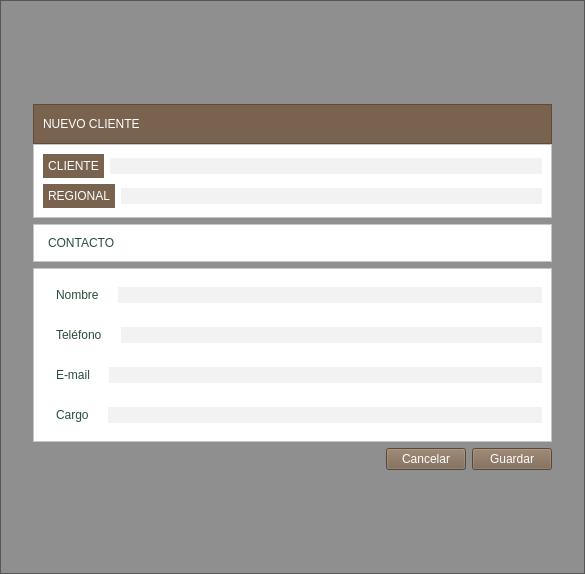
This is new.ui in altitude-solutions/Camino_Real_Desktop as Qt 5 draws it before an edit. The edited form follows.
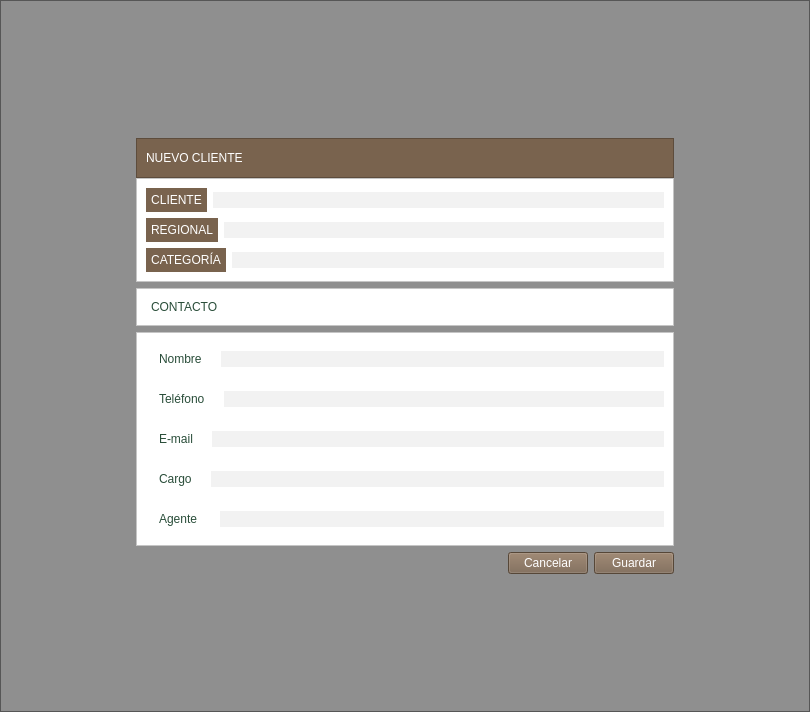
This is the edited form.

Diff of the .ui file:
```diff
--- a/new.ui
+++ b/new.ui
@@ -6,8 +6,8 @@
    <rect>
     <x>0</x>
     <y>0</y>
-    <width>585</width>
-    <height>574</height>
+    <width>810</width>
+    <height>712</height>
    </rect>
   </property>
   <property name="windowTitle">
@@ -221,6 +221,44 @@
                   </item>
                  </layout>
                 </item>
+                <item>
+                 <layout class="QHBoxLayout" name="horizontalLayout_4">
+                  <item>
+                   <widget class="QLabel" name="label_4">
+                    <property name="styleSheet">
+                     <string notr="true">background-color:#79634E;
+min-width:6em;
+max-width:6em;
+min-height:1.5em;
+max-height:1.5em;
+padding:5px;
+color:white;
+font: 10pt &quot;MS Shell Dlg 2&quot;;
+</string>
+                    </property>
+                    <property name="text">
+                     <string>CATEGORÍA</string>
+                    </property>
+                    <property name="alignment">
+                     <set>Qt::AlignCenter</set>
+                    </property>
+                   </widget>
+                  </item>
+                  <item>
+                   <widget class="QLineEdit" name="categoria">
+                    <property name="styleSheet">
+                     <string notr="true">background-color:#F2F2F2;
+font: 12pt &quot;MS Shell Dlg 2&quot;;
+border:0px solid;
+min-height:1.5em;
+max-height:1.5em;
+color: #294D39;
+</string>
+                    </property>
+                   </widget>
+                  </item>
+                 </layout>
+                </item>
                </layout>
               </widget>
              </item>
@@ -415,6 +453,36 @@
                 </item>
                </layout>
               </item>
+              <item>
+               <layout class="QHBoxLayout" name="horizontalLayout_10">
+                <item>
+                 <widget class="QLabel" name="label_18">
+                  <property name="styleSheet">
+                   <string notr="true">font: 10pt &quot;MS Shell Dlg 2&quot;;
+color: #294D39;
+padding:10px;
+min-width:5em;</string>
+                  </property>
+                  <property name="text">
+                   <string>Agente </string>
+                  </property>
+                 </widget>
+                </item>
+                <item>
+                 <widget class="QLineEdit" name="agent">
+                  <property name="styleSheet">
+                   <string notr="true">background-color:#F2F2F2;
+font: 10pt &quot;MS Shell Dlg 2&quot;;
+border:0px solid;
+min-height:1.5em;
+max-height:1.5em;
+color: #294D39;
+</string>
+                  </property>
+                 </widget>
+                </item>
+               </layout>
+              </item>
              </layout>
             </widget>
            </item>
```
Left out of the diff: 5 changed lines with no effect on the pictures.
